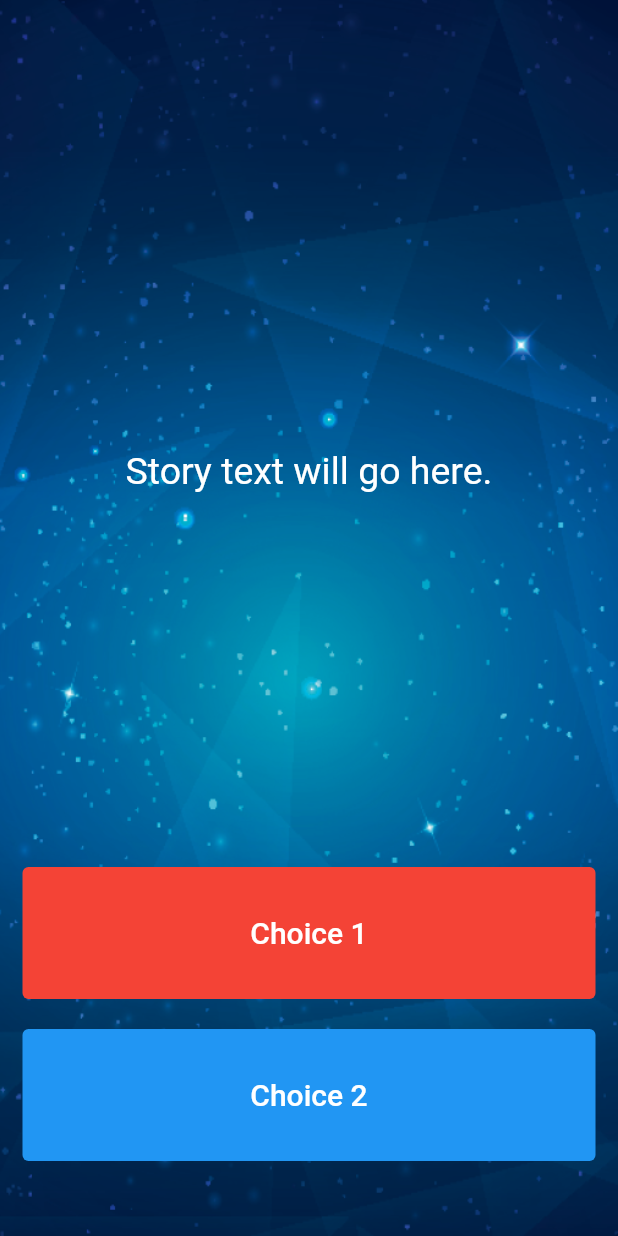
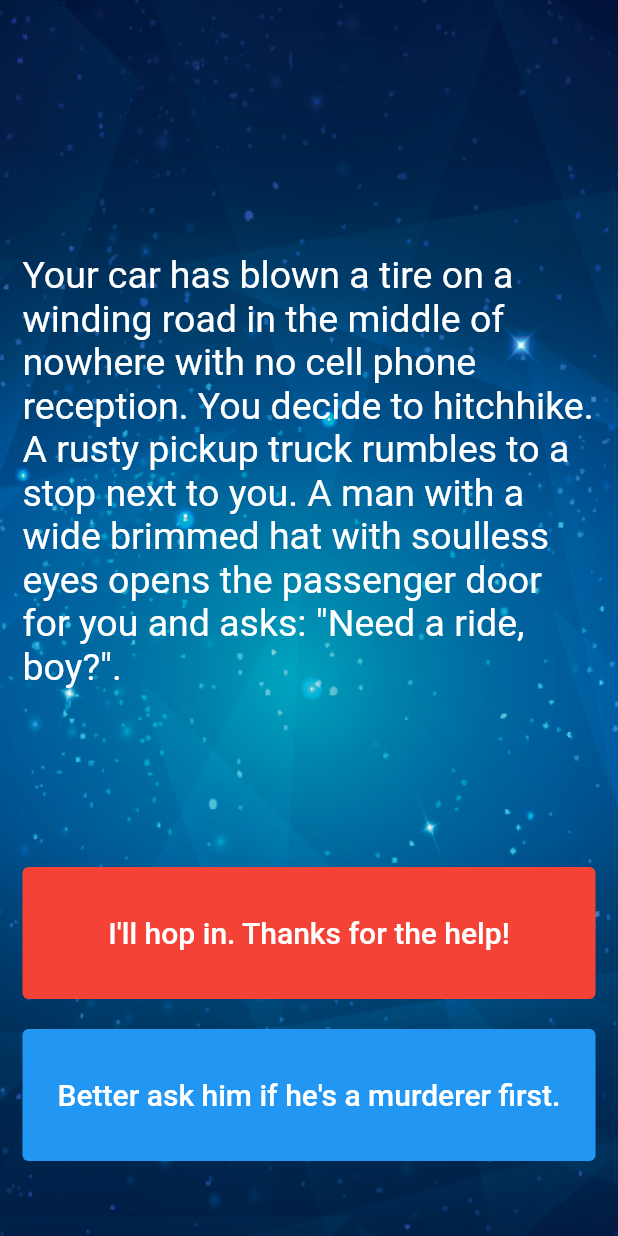
Before and after one commit to SafaKaraca/Destini_Game_App, a Flutter app: the screen it shows after launch, on a phone screen of 412 x 824 dp. Run offline on Flutter 3.47's test engine with Material 2 defaults, Android fonts, the phone set to English and light mode, and no system bars.

Commit message:
Bugs are fixed and story texts are gottan from list to screen

```diff
--- a/lib/main.dart
+++ b/lib/main.dart
@@ -35,18 +35,18 @@ class _StoryPageState extends State<StoryPage> {
             fit: BoxFit.fill,
           ),
         ),
-        padding: const EdgeInsets.symmetric(vertical: 50.0, horizontal: 15.0),
-        constraints: const BoxConstraints.expand(),
+        padding: EdgeInsets.symmetric(vertical: 50.0, horizontal: 15.0),
+        constraints: BoxConstraints.expand(),
         child: SafeArea(
           child: Column(
             crossAxisAlignment: CrossAxisAlignment.stretch,
             children: <Widget>[
-              const Expanded(
+              Expanded(
                 flex: 12,
                 child: Center(
                   child: Text(
-                    'Story text will go here.',
-                    style: TextStyle(
+                    storyBrain.getStory(),
+                    style: const TextStyle(
                       fontSize: 25.0,
                     ),
                   ),
@@ -59,16 +59,16 @@ class _StoryPageState extends State<StoryPage> {
                     //Choice 1 made by user.
                   },
                   style: TextButton.styleFrom(backgroundColor: Colors.red),
-                  child: const Text(
-                    'Choice 1',
-                    style: TextStyle(
+                  child: Text(
+                    storyBrain.getChoice1(),
+                    style: const TextStyle(
                       color: Colors.white,
                       fontSize: 20.0,
                     ),
                   ),
                 ),
               ),
-              const SizedBox(
+              SizedBox(
                 height: 20.0,
               ),
               Expanded(
@@ -78,8 +78,8 @@ class _StoryPageState extends State<StoryPage> {
                     //Choice 2 made by user.
                   },
                   style: TextButton.styleFrom(backgroundColor: Colors.blue),
-                  child: const Text(
-                    'Choice 2',
+                  child: Text(
+                    storyBrain.getChoice2(),
                     style: TextStyle(
                       color: Colors.white,
                       fontSize: 20.0,
--- a/lib/story_brain.dart
+++ b/lib/story_brain.dart
@@ -1,7 +1,7 @@
 import 'story.dart';
 
 class StoryBrain {
-  final List<Story> _storyData = [
+  List<Story> _storyData = [
     Story(
         storyTitle:
             'Your car has blown a tire on a winding road in the middle of nowhere with no cell phone reception. You decide to hitchhike. A rusty pickup truck rumbles to a stop next to you. A man with a wide brimmed hat with soulless eyes opens the passenger door for you and asks: "Need a ride, boy?".',
@@ -36,4 +36,12 @@ class StoryBrain {
   String getStory() {
     return _storyData[0].storyTitle;
   }
+
+  String getChoice1() {
+    return _storyData[0].choice1;
+  }
+
+  String getChoice2() {
+    return _storyData[0].choice2;
+  }
 }
```
